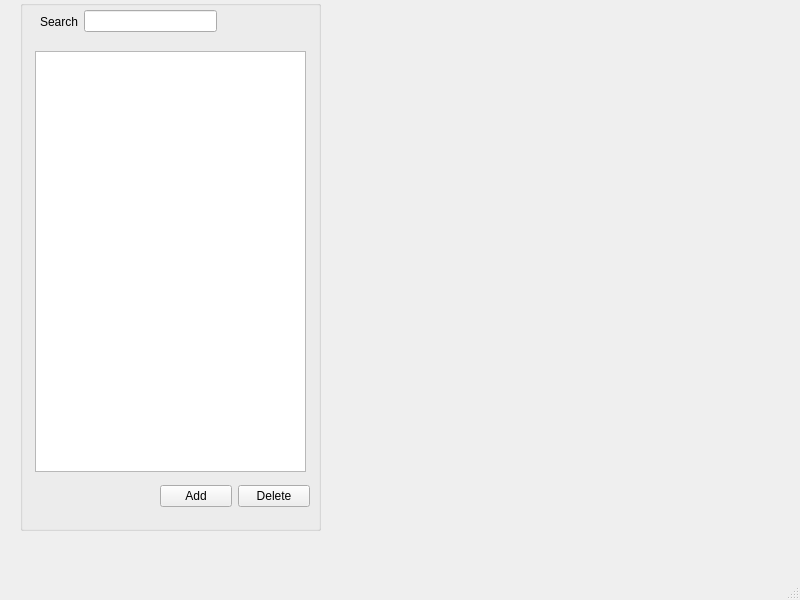
Above: mainwindow.ui from ousatov-ua/SinglePassword before the change. Below: the same form after it.
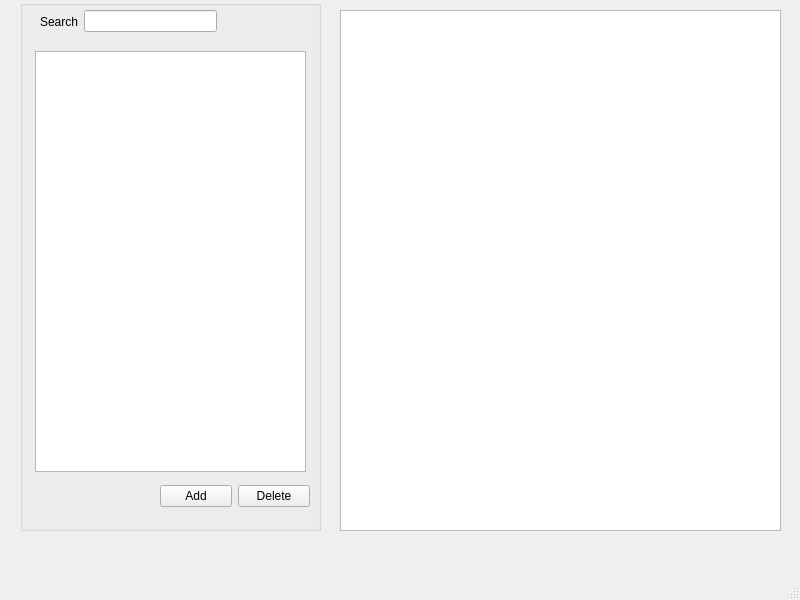
That is the form after the change.

Diff of the .ui file:
```diff
--- a/mainwindow.ui
+++ b/mainwindow.ui
@@ -85,6 +85,19 @@
      </layout>
     </widget>
    </widget>
+   <widget class="QPlainTextEdit" name="tokenValue_">
+    <property name="geometry">
+     <rect>
+      <x>340</x>
+      <y>10</y>
+      <width>441</width>
+      <height>521</height>
+     </rect>
+    </property>
+    <property name="readOnly">
+     <bool>true</bool>
+    </property>
+   </widget>
   </widget>
   <widget class="QMenuBar" name="menubar">
    <property name="geometry">
```
